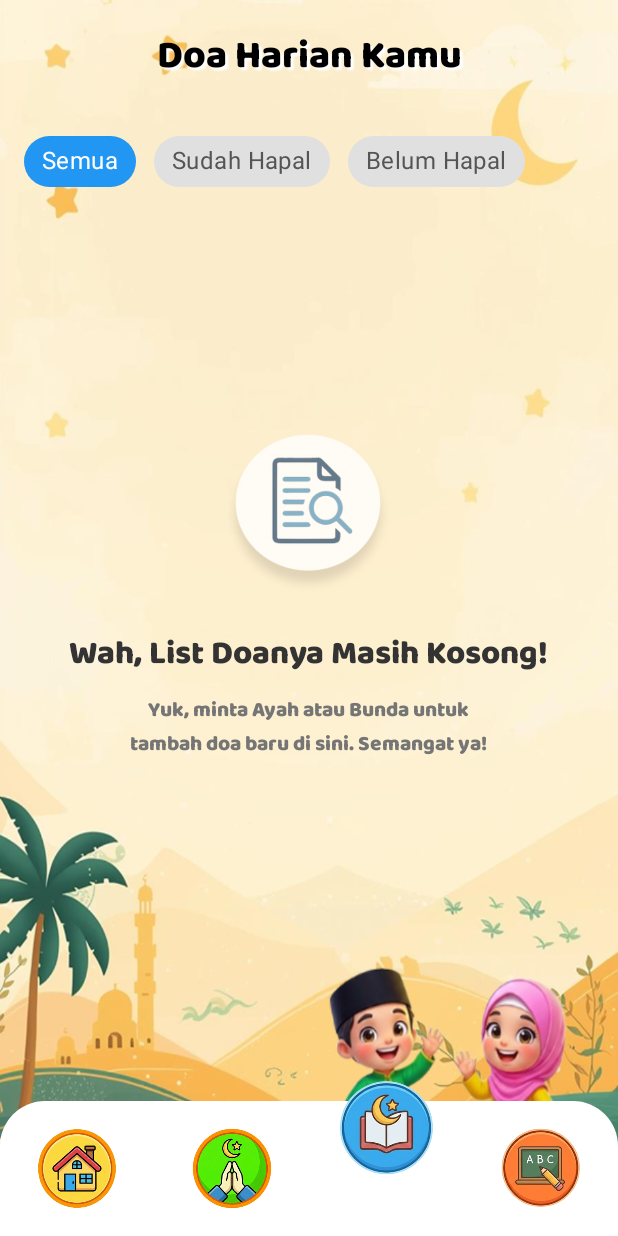
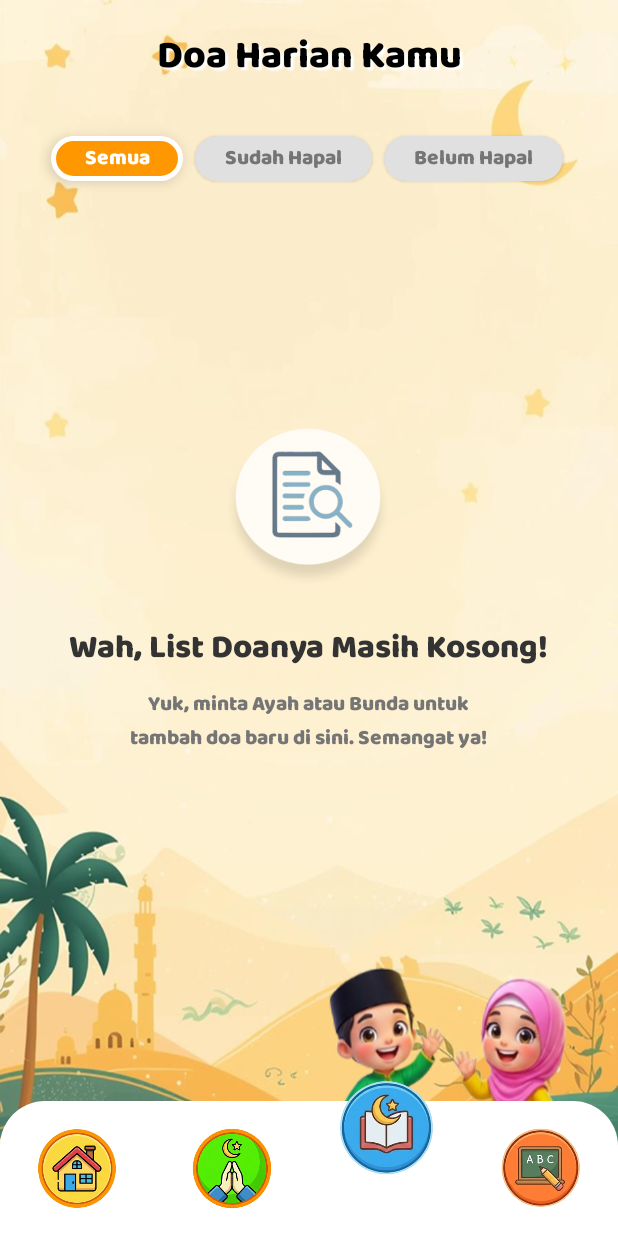
Before and after one commit to fauzanashshidiq/islamic-kids, an Android app: the MainFragment screen opened directly, with no data from a screen before it, item 3 of the bottom bar chosen, on a phone screen of 412 x 824 dp. Run offline under Robolectric (Android 15) with nearby library versions, the phone set to English and light mode, and no system bars; our stand-ins replace Room's generated code; network calls fail; pictures from the network do not load.

Commit message:
Add animation for button filter, list kisah nabi, & simpan doa

```diff
--- a/app/src/main/java/com/pam/uas/fragment/MainFragment.kt
+++ b/app/src/main/java/com/pam/uas/fragment/MainFragment.kt
@@ -9,7 +9,7 @@ import android.widget.TextView
 import androidx.fragment.app.Fragment
 import androidx.fragment.app.viewModels
 import androidx.recyclerview.widget.LinearLayoutManager
-import com.pam.uas.R // Pastikan import R ada
+import com.pam.uas.R
 import com.pam.uas.databinding.FragmentMainBinding
 import com.pam.uas.ui.DoaMainAdapter
 import com.pam.uas.viewmodel.DoaViewModel
@@ -37,7 +37,7 @@ class MainFragment : Fragment() {
   super.onViewCreated(view, savedInstanceState)
 
   setupRecyclerView()
-  setupFilterChips()
+  setupFilterButtons()
 
   // Load data awal
   viewModel.loadSavedDoa()
@@ -96,25 +96,71 @@ class MainFragment : Fragment() {
   binding.rvDoaMain.adapter = adapter
  }
 
- private fun setupFilterChips() {
-  binding.chipGroupFilter.setOnCheckedStateChangeListener { group, checkedIds ->
-   if (checkedIds.isNotEmpty()) {
-    when (checkedIds[0]) {
-     binding.chipSemua.id -> {
-      currentFilterMode = DoaViewModel.FilterMode.ALL // Update mode
+ private fun setupFilterButtons() {
+  // Daftar semua tombol filter
+  val buttons = listOf(binding.btnFilterSemua, binding.btnFilterSudah, binding.btnFilterBelum)
+
+  // Set Default: Tombol "Semua" aktif
+  updateButtonVisual(binding.btnFilterSemua, buttons)
+
+  // Listener Tombol SEMUA
+  binding.btnFilterSemua.setOnClickListener {
+   animateButton(it) // Animasi Pop
+   updateButtonVisual(it, buttons) // Update Warna
+   currentFilterMode = DoaViewModel.FilterMode.ALL
    viewModel.setFilter(DoaViewModel.FilterMode.ALL)
   }
-     binding.chipSudahHapal.id -> {
-      currentFilterMode = DoaViewModel.FilterMode.MEMORIZED // Update mode
+
+  // Listener Tombol SUDAH HAPAL
+  binding.btnFilterSudah.setOnClickListener {
+   animateButton(it)
+   updateButtonVisual(it, buttons)
+   currentFilterMode = DoaViewModel.FilterMode.MEMORIZED
    viewModel.setFilter(DoaViewModel.FilterMode.MEMORIZED)
   }
-     binding.chipBelumHapal.id -> {
-      currentFilterMode = DoaViewModel.FilterMode.NOT_MEMORIZED // Update mode
+
+  // Listener Tombol BELUM HAPAL
+  binding.btnFilterBelum.setOnClickListener {
+   animateButton(it)
+   updateButtonVisual(it, buttons)
+   currentFilterMode = DoaViewModel.FilterMode.NOT_MEMORIZED
    viewModel.setFilter(DoaViewModel.FilterMode.NOT_MEMORIZED)
   }
  }
+
+ // Fungsi Mengatur Visual Tombol (Ganti Warna & Text Color)
+ private fun updateButtonVisual(selectedBtn: View, allButtons: List<View>) {
+  allButtons.forEach { btn ->
+   val button = btn as androidx.appcompat.widget.AppCompatButton
+   if (btn == selectedBtn) {
+    // KONDISI AKTIF
+    btn.isSelected = true // Ini memicu selector XML tadi jadi Orange
+    btn.setTextColor(android.graphics.Color.WHITE)
+    btn.elevation = 8f
+   } else {
+    // KONDISI TIDAK AKTIF
+    btn.isSelected = false // Ini memicu selector XML tadi jadi Abu
+    btn.setTextColor(android.graphics.Color.parseColor("#757575"))
+    btn.elevation = 2f
    }
   }
+ }
+
+ // Fungsi Animasi "Pop" (Membal)
+ private fun animateButton(view: View) {
+  view.animate()
+   .scaleX(1.1f)
+   .scaleY(1.1f)
+   .setDuration(100)
+   .withEndAction {
+    view.animate()
+     .scaleX(1.0f)
+     .scaleY(1.0f)
+     .setDuration(300)
+     .setInterpolator(android.view.animation.BounceInterpolator()) // Efek membal
+     .start()
+   }
+   .start()
  }
 
  override fun onResume() {
--- /dev/null
+++ b/app/src/main/res/drawable/selector_btn_filter.xml
@@ -0,0 +1,20 @@
+<?xml version="1.0" encoding="utf-8"?>
+<selector xmlns:android="http://schemas.android.com/apk/res/android">
+    <!-- KEADAAN 1: DIPILIH (Warna Cerah + Border Tebal) -->
+    <item android:state_selected="true">
+        <shape android:shape="rectangle">
+            <solid android:color="#FF9800"/> <!-- Warna Orange Cerah -->
+            <corners android:radius="24dp"/>
+            <stroke android:width="3dp" android:color="#FFFFFF"/> <!-- Border Putih -->
+        </shape>
+    </item>
+
+    <!-- KEADAAN 2: TIDAK DIPILIH (Warna Pudar/Abu) -->
+    <item>
+        <shape android:shape="rectangle">
+            <solid android:color="#E0E0E0"/> <!-- Abu-abu muda -->
+            <corners android:radius="24dp"/>
+            <stroke android:width="0dp" android:color="@android:color/transparent"/>
+        </shape>
+    </item>
+</selector>
--- a/app/src/main/res/layout/fragment_main.xml
+++ b/app/src/main/res/layout/fragment_main.xml
@@ -22,64 +22,82 @@
         android:shadowDy="3"
         android:shadowRadius="1"/>
 
-    <!-- Filter Buttons (Gaya Kapsul Warna-warni) -->
+    <!-- Filter Buttons: Desain Kartun Centered -->
     <HorizontalScrollView
         android:layout_width="match_parent"
         android:layout_height="wrap_content"
         android:scrollbars="none"
-        android:layout_marginBottom="20dp"
-        android:clipToPadding="false">
+        android:layout_marginBottom="16dp"
+        android:fillViewport="true"
 
-        <com.google.android.material.chip.ChipGroup
-            android:id="@+id/chipGroupFilter"
+        android:clipToPadding="false"
+        android:clipChildren="false"
+
+        android:paddingVertical="8dp"
+        android:paddingHorizontal="10dp">
+
+        <LinearLayout
+            android:id="@+id/containerFilter"
             android:layout_width="wrap_content"
             android:layout_height="wrap_content"
-            app:singleSelection="true"
-            app:selectionRequired="true"
-            app:chipSpacingHorizontal="12dp"> <!-- Jarak antar tombol -->
+            android:orientation="horizontal"
+            android:layout_gravity="center_horizontal"
 
-            <!-- Chip SEMUA -->
-            <com.google.android.material.chip.Chip
-                android:id="@+id/chipSemua"
-                style="@style/Widget.MaterialComponents.Chip.Choice"
+            android:clipToPadding="false"
+            android:clipChildren="false"
+
+            android:paddingHorizontal="8dp">
+
+            <!-- Tombol 1: SEMUA -->
+            <androidx.appcompat.widget.AppCompatButton
+                android:id="@+id/btnFilterSemua"
                 android:layout_width="wrap_content"
-                android:layout_height="50dp"
+                android:layout_height="30dp"
                 android:text="Semua"
-                android:checked="true"
-                android:textColor="@color/selector_chip_text"
-                app:chipBackgroundColor="@color/selector_chip_bg_blue"
+                android:background="@drawable/selector_btn_filter"
+                android:textColor="#333333"
                 android:fontFamily="@font/baloo_bold"
-                android:textSize="16sp"
-                app:chipCornerRadius="25dp"/>
+                android:textSize="14sp"
+                android:textAllCaps="false"
+                android:paddingHorizontal="20dp"
+                android:stateListAnimator="@null"
+                android:layout_marginEnd="8dp"
+                android:elevation="4dp"/>
 
-            <!-- Chip SUDAH HAPAL -->
-            <com.google.android.material.chip.Chip
-                android:id="@+id/chipSudahHapal"
-                style="@style/Widget.MaterialComponents.Chip.Choice"
+            <!-- Tombol 2: SUDAH HAPAL -->
+            <androidx.appcompat.widget.AppCompatButton
+                android:id="@+id/btnFilterSudah"
                 android:layout_width="wrap_content"
-                android:layout_height="50dp"
+                android:layout_height="30dp"
                 android:text="Sudah Hapal"
-                android:textColor="@color/selector_chip_text"
-                app:chipBackgroundColor="@color/selector_chip_bg_green"
+                android:background="@drawable/selector_btn_filter"
+                android:textColor="#333333"
                 android:fontFamily="@font/baloo_bold"
-                android:textSize="16sp"
-                app:chipCornerRadius="25dp"/>
+                android:textSize="14sp"
+                android:textAllCaps="false"
+                android:paddingHorizontal="20dp"
+                android:stateListAnimator="@null"
+                android:layout_marginEnd="8dp"
+                android:elevation="2dp"/>
 
-            <!-- Chip BELUM HAPAL -->
-            <com.google.android.material.chip.Chip
-                android:id="@+id/chipBelumHapal"
-                style="@style/Widget.MaterialComponents.Chip.Choice"
+            <!-- Tombol 3: BELUM HAPAL -->
+            <androidx.appcompat.widget.AppCompatButton
+                android:id="@+id/btnFilterBelum"
                 android:layout_width="wrap_content"
-                android:layout_height="50dp"
+                android:layout_height="30dp"
                 android:text="Belum Hapal"
-                android:textColor="@color/selector_chip_text"
-                app:chipBackgroundColor="@color/selector_chip_bg_orange"
+                android:background="@drawable/selector_btn_filter"
+                android:textColor="#333333"
                 android:fontFamily="@font/baloo_bold"
-                android:textSize="16sp"
-                app:chipCornerRadius="25dp"/>
+                android:textSize="14sp"
+                android:textAllCaps="false"
+                android:paddingHorizontal="20dp"
+                android:stateListAnimator="@null"
+                android:elevation="2dp"/>
 
-        </com.google.android.material.chip.ChipGroup>
+        </LinearLayout>
     </HorizontalScrollView>
+
 
     <!-- Container Utama: RecyclerView & Empty State -->
     <FrameLayout
```
Also changed, not shown: app/src/main/java/com/pam/uas/KisahNabiAdapter.kt (+20 -2 lines), app/src/main/java/com/pam/uas/ui/DoaApiCheckboxAdapter.kt (+21 -4 lines). Lines whose indentation alone changed are shown as unchanged.
